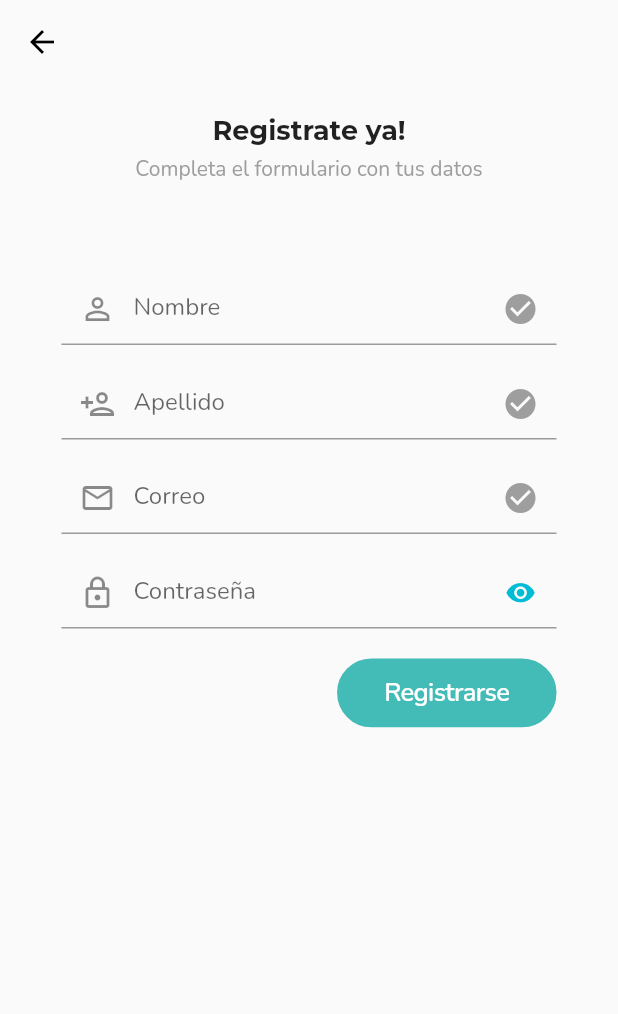
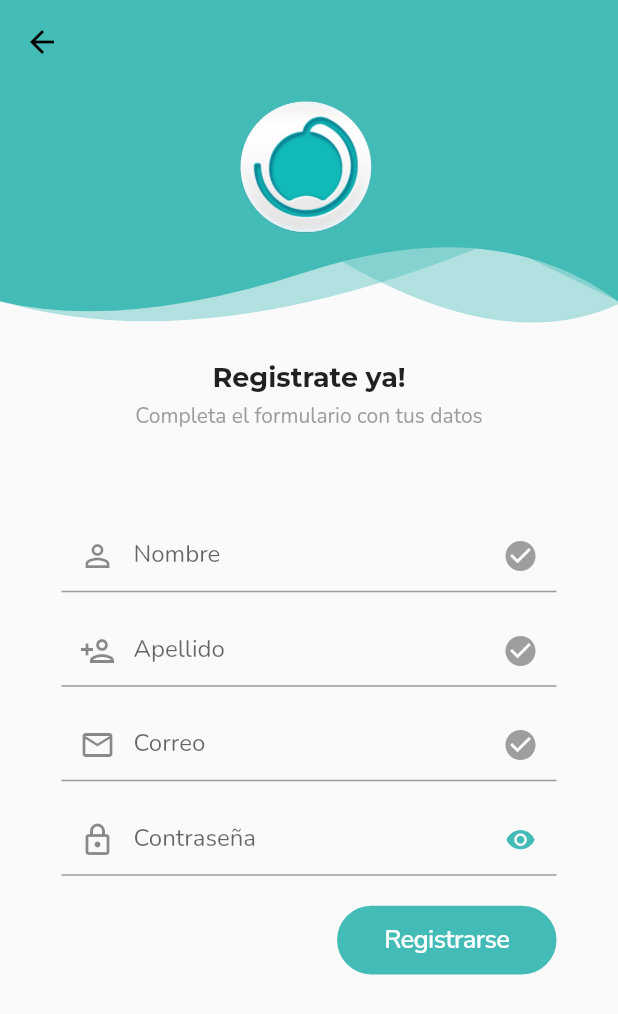
Before and after one commit to Kambuchi/foodiez, a Flutter app: the RegisterPage screen opened by its route, on a phone screen of 412 x 824 dp. Shown: the top 1014 px of the screen. Run offline on Flutter 3.47's test engine with Material 2 defaults, Android fonts, the phone set to English and light mode, and no system bars; our stand-ins replace badges, cached_network_image, cloud_firestore, dots_indicator, faker, firebase_auth and 7 more; missing offline and left inert: flutter_facebook_auth; accounts and stored records are empty.

Commit message:
UI updated

```diff
--- a/lib/src/my_app.dart
+++ b/lib/src/my_app.dart
@@ -35,12 +35,12 @@ class _MyAppState extends State<MyApp> {
             create: (_) => NotificationsController()),
       ],
       child: MaterialApp(
+        locale: Locale('es'),
         title: 'Foodiez',
         theme: ThemeData(
           primaryColor: primaryColor,
-          accentColor: primaryColor,
           textTheme: FontStyles.textTheme,
-          primarySwatch: Colors.cyan,
+          primarySwatch: Palette.primaryPalette,
           visualDensity: VisualDensity.adaptivePlatformDensity,
           cupertinoOverrideTheme: CupertinoThemeData(
             textTheme: CupertinoTextThemeData(
--- a/lib/src/ui/global_widgets/input_text.dart
+++ b/lib/src/ui/global_widgets/input_text.dart
@@ -41,7 +41,7 @@ class InputTextState extends State<InputText> {
     super.initState();
     _obscureText = widget.obscureText;
 
-    WidgetsBinding.instance!.addPersistentFrameCallback((_) {
+    WidgetsBinding.instance!.addPostFrameCallback((_) {
       _formState = CustomForm.of(context);
       if (_formState != null) {
         _formState?.register(this);
--- a/lib/src/ui/pages/cart/cart_page.dart
+++ b/lib/src/ui/pages/cart/cart_page.dart
@@ -24,7 +24,7 @@ class _CartPageState extends State<CartPage> {
             bottom: Radius.circular(20),
           ),
         ),
-        title: Text('Mi carrito',),
+        title: Text('Mi carrito',style: TextStyle(color:Colors.white),),
         backgroundColor: primaryColor,
         leading: IconButton(
             onPressed: () => Navigator.pop(context),
--- a/lib/src/ui/pages/register/register_page.dart
+++ b/lib/src/ui/pages/register/register_page.dart
@@ -1,4 +1,7 @@
 import 'package:flutter/material.dart';
+import 'package:foodiez/src/utils/colors.dart';
+import 'package:foodiez/src/utils/responsive.dart';
+import 'package:foodiez/src/widgets/header.dart';
 import '../../../routes/routes.dart';
 import 'package:provider/provider.dart';
 import 'register_controller.dart';
@@ -10,6 +13,8 @@ class RegisterPage extends StatelessWidget {
 
   @override
   Widget build(BuildContext context) {
+    final Responsive responsive = Responsive.of(context);
+
     return ChangeNotifierProvider<RegisterController>(
         create: (_) => RegisterController(),
         builder: (_, __) {
@@ -17,25 +22,44 @@ class RegisterPage extends StatelessWidget {
           final Size size = data.size;
           final padding = data.padding;
           return Scaffold(
-            appBar: AppBar(
-              backgroundColor: Colors.transparent,
-              elevation: 0,
+            // appBar: AppBar(
+            //   backgroundColor: primaryColor,
+            //   elevation: 0,
+
+            // ),
+            body: GestureDetector(
+              onTap: () => FocusScope.of(context).unfocus(),
+              child: CustomScrollView(
+                slivers: [
+                  SliverAppBar(
+                    floating: true,
                     leading: IconButton(
                       icon: Icon(Icons.arrow_back),
                       onPressed: () {
-                  Navigator.pushNamedAndRemoveUntil(_, Routes.LOGIN, (_)=> true);
+                        Navigator.pushNamedAndRemoveUntil(
+                            _, Routes.LOGIN, (_) => true);
                       },
                     ),
                   ),
-            body: SafeArea(
-              child: GestureDetector(
-                onTap: () => FocusScope.of(context).unfocus(),
-                child: SingleChildScrollView(
+                  SliverList(
+                      delegate: SliverChildListDelegate([
+                    Column(
+                      children: [
+                        Container(
+                          height: responsive.hp(20),
+                          child: HeaderWidget(
+                              responsive.hp(20),
+                              false,
+                              Icons
+                                  .login_rounded), //let's create a common header widget
+                        ),
+                        SafeArea(
                           child: Container(
                             width: double.infinity,
                             color: Colors.transparent,
                             constraints: BoxConstraints(
-                        minHeight: size.height - padding.top - padding.bottom),
+                                minHeight:
+                                    size.height - padding.top - padding.bottom),
                             child: Column(
                               children: [
                                 SizedBox(
@@ -51,7 +75,8 @@ class RegisterPage extends StatelessWidget {
                                 Text(
                                   'Completa el formulario con tus datos',
                                   style: FontStyles.normal.copyWith(
-                              fontWeight: FontWeight.w400, color: Colors.grey),
+                                      fontWeight: FontWeight.w400,
+                                      color: Colors.grey),
                                 ),
                                 SizedBox(
                                   height: 60,
@@ -61,6 +86,10 @@ class RegisterPage extends StatelessWidget {
                             ),
                           ),
                         ),
+                      ],
+                    ),
+                  ]))
+                ],
               ),
             ),
           );
--- a/lib/src/utils/colors.dart
+++ b/lib/src/utils/colors.dart
@@ -1,4 +1,23 @@
+import 'package:flutter/material.dart';
 import 'package:flutter/widgets.dart' show Color;
 
-const primaryColor = Color(0xff43BBB7);
+const primaryColor = Color(0xff43bbb7);
 const grayColor = Color(0xfffdfdfd);
+
+class Palette {
+  static const MaterialColor primaryPalette = MaterialColor(
+    0xff43bbb7, // 0% comes in here, this will be color picked if no shade is selected when defining a Color property which doesn’t require a swatch.
+    <int, Color>{
+      50: Color(0xffa1dddb),//10%
+      100: Color(0xff8ed6d4),//20%
+      200: Color(0xff7bcfcd),//30%
+      300: Color(0xff69c9c5),//40%
+      400: Color(0xff56c2be),//50%
+      500: Color(0xff43bbb7),//60%
+      600: Color(0xff3ca8a5),//70%
+      700: Color(0xff369692),//80%
+      800: Color(0xff2f8380),//90%
+      900: Color(0xff28706e),//100%
+    },
+  );
+}
--- /dev/null
+++ b/lib/src/widgets/header.dart
@@ -0,0 +1,167 @@
+import 'package:flutter/material.dart';
+import 'package:foodiez/src/utils/responsive.dart';
+
+class HeaderWidget extends StatefulWidget {
+  final double _height;
+  final bool _showIcon;
+  final IconData _icon;
+
+  const HeaderWidget(this._height, this._showIcon, this._icon, {Key? key})
+      : super(key: key);
+
+  @override
+  _HeaderWidgetState createState() =>
+      _HeaderWidgetState(_height, _showIcon, _icon);
+}
+
+class _HeaderWidgetState extends State<HeaderWidget> {
+  double _height;
+  bool _showIcon;
+  IconData _icon;
+
+  _HeaderWidgetState(this._height, this._showIcon, this._icon);
+
+  @override
+  Widget build(BuildContext context) {
+    final Responsive responsive = Responsive.of(context);
+
+    double width = responsive.width;
+
+    return Container(
+      child: Stack(
+        children: [
+          ClipPath(
+            child: Container(
+              decoration: BoxDecoration(
+                gradient: LinearGradient(
+                    colors: [
+                      Theme.of(context).primaryColor.withOpacity(0.4),
+                      Theme.of(context).colorScheme.secondary.withOpacity(0.4),
+                    ],
+                    begin: const FractionalOffset(0.0, 0.0),
+                    end: const FractionalOffset(1.0, 0.0),
+                    stops: [0.0, 1.0],
+                    tileMode: TileMode.clamp),
+              ),
+            ),
+            clipper: ShapeClipper([
+              Offset(width / 5, _height),
+              Offset(width / 10 * 5, _height - 60),
+              Offset(width / 5 * 4, _height + 20),
+              Offset(width, _height - 18)
+            ]),
+          ),
+          ClipPath(
+            child: Container(
+              decoration: BoxDecoration(
+                gradient: LinearGradient(
+                    colors: [
+                      Theme.of(context).primaryColor.withOpacity(0.4),
+                      Theme.of(context).colorScheme.secondary.withOpacity(0.4),
+                    ],
+                    begin: const FractionalOffset(0.0, 0.0),
+                    end: const FractionalOffset(1.0, 0.0),
+                    stops: [0.0, 1.0],
+                    tileMode: TileMode.clamp),
+              ),
+            ),
+            clipper: ShapeClipper([
+              Offset(width / 3, _height + 20),
+              Offset(width / 10 * 8, _height - 60),
+              Offset(width / 5 * 4, _height - 60),
+              Offset(width, _height - 20)
+            ]),
+          ),
+          ClipPath(
+            child: Container(
+              decoration: BoxDecoration(
+                gradient: LinearGradient(
+                    colors: [
+                      Theme.of(context).colorScheme.primary,
+                      Theme.of(context).colorScheme.secondary,
+                    ],
+                    begin: const FractionalOffset(0.0, 0.0),
+                    end: const FractionalOffset(1.0, 0.0),
+                    stops: [0.0, 1.0],
+                    tileMode: TileMode.clamp),
+              ),
+            ),
+            clipper: ShapeClipper([
+              Offset(width / 5, _height),
+              Offset(width / 2, _height - 40),
+              Offset(width / 5 * 4, _height - 80),
+              Offset(width, _height - 20)
+            ]),
+          ),
+          Positioned(
+            top: responsive.dp(1),
+            left: responsive.wp(38.3),
+              child: Image.asset(
+            'assets/logo.png',
+            width: responsive.dp(10),
+          )),
+          Visibility(
+            visible: _showIcon,
+            child: Container(
+              height: _height - 40,
+              child: Center(
+                child: Container(
+                  margin: EdgeInsets.all(20),
+                  padding: EdgeInsets.only(
+                    left: 5.0,
+                    top: 20.0,
+                    right: 5.0,
+                    bottom: 20.0,
+                  ),
+                  decoration: BoxDecoration(
+                    // borderRadius: BorderRadius.circular(20),
+                    borderRadius: BorderRadius.only(
+                      topLeft: Radius.circular(100),
+                      topRight: Radius.circular(100),
+                      bottomLeft: Radius.circular(60),
+                      bottomRight: Radius.circular(60),
+                    ),
+                    border: Border.all(width: 2, color: Colors.white),
+                  ),
+                  child: Icon(
+                    _icon,
+                    color: Colors.white,
+                    size: responsive.dp(3),
+                  ),
+                ),
+              ),
+            ),
+          ),
+        ],
+      ),
+    );
+  }
+}
+
+class ShapeClipper extends CustomClipper<Path> {
+  List<Offset> _offsets = [];
+  ShapeClipper(this._offsets);
+  @override
+  Path getClip(Size size) {
+    var path = Path();
+
+    path.lineTo(0.0, size.height - 20);
+
+    // path.quadraticBezierTo(size.width/5, size.height, size.width/2, size.height-40);
+    // path.quadraticBezierTo(size.width/5*4, size.height-80, size.width, size.height-20);
+
+    path.quadraticBezierTo(
+        _offsets[0].dx, _offsets[0].dy, _offsets[1].dx, _offsets[1].dy);
+    path.quadraticBezierTo(
+        _offsets[2].dx, _offsets[2].dy, _offsets[3].dx, _offsets[3].dy);
+
+    // path.lineTo(size.width, size.height-20);
+    path.lineTo(size.width, 0.0);
+    path.close();
+
+    return path;
+  }
+
+  @override
+  bool shouldReclip(CustomClipper<Path> oldClipper) => false;
+}
--- a/pubspec.yaml
+++ b/pubspec.yaml
@@ -59,6 +59,7 @@ flutter:
 
   # To add assets to your application, add an assets section, like this:
   assets:
+    - assets/logo.png
     - assets/pages/onboard/onboard1.svg
     - assets/pages/onboard/onboard2.svg
     - assets/pages/onboard/onboard3.svg
```
Also changed, not shown: assets/logo.png (added), 1 other file. Lines whose indentation alone changed are shown as unchanged.
